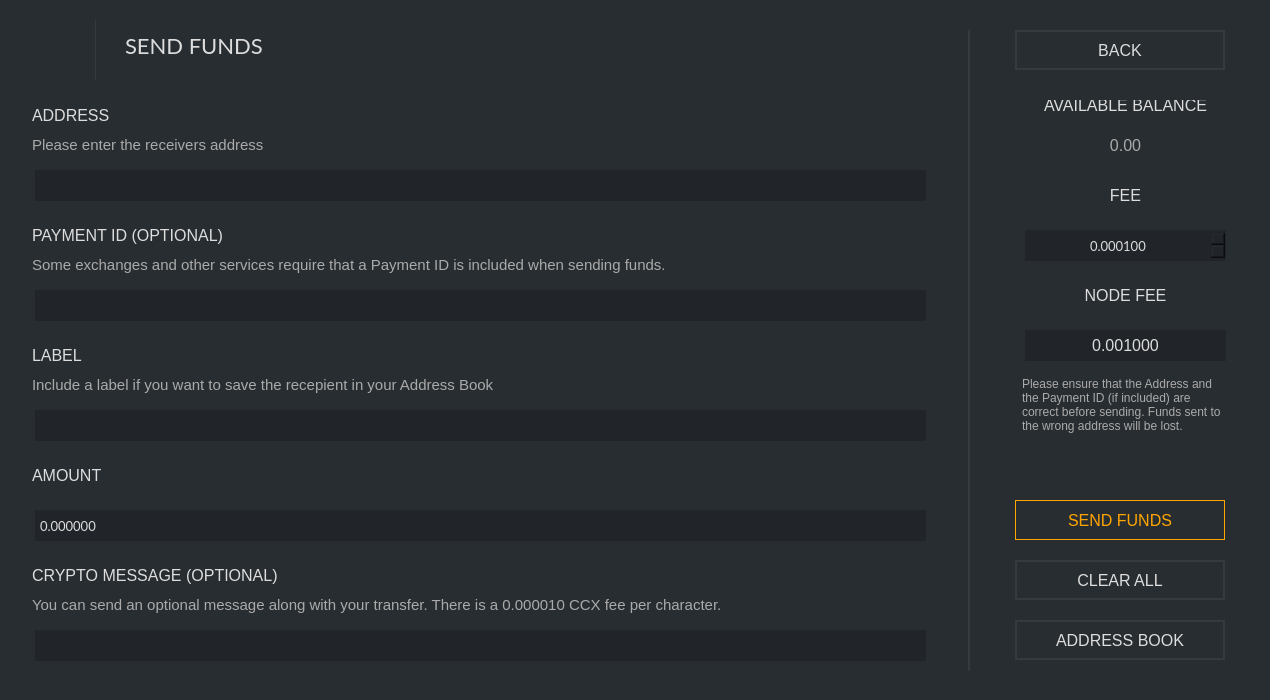
ConcealNetwork/conceal-desktop, file src/gui/ui/sendframe.ui: the form before one commit.
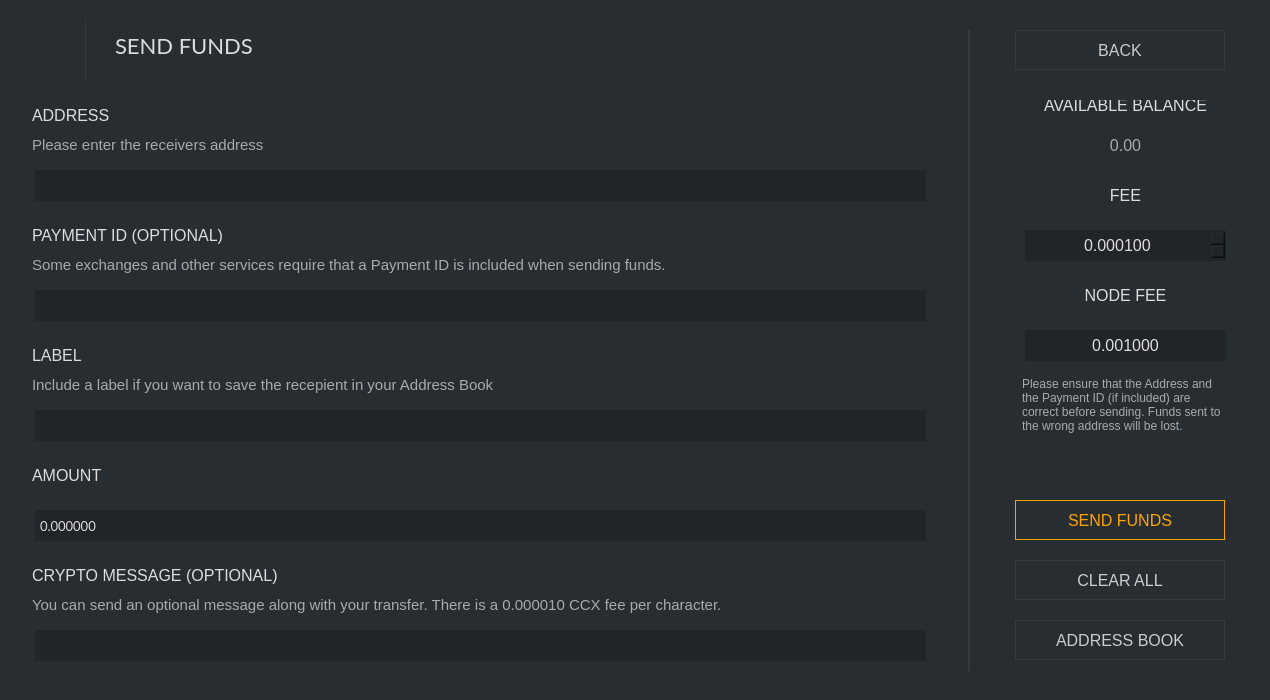
The form after the commit. Icons and pictures are not drawn.

```diff
--- a/src/gui/ui/sendframe.ui
+++ b/src/gui/ui/sendframe.ui
@@ -61,7 +61,7 @@
      <widget class="QLabel" name="sendLabel">
       <property name="geometry">
        <rect>
-        <x>110</x>
+        <x>100</x>
         <y>25</y>
         <width>181</width>
         <height>41</height>
@@ -118,7 +118,9 @@
        </font>
       </property>
       <property name="styleSheet">
-       <string notr="true">color: #ddd; border: 2px solid #343a40; font-size: 16px;</string>
+       <string notr="true">QPushButton#m_backButton {color: #ccc; border: 1px solid #343a40; font-size: 16px; background-color: #21259;}
+
+QPushButton#m_backButton:hover {color: #ddd; border: 2px solid #444; font-size: 16px; background-color: #21259;}</string>
       </property>
       <property name="text">
        <string>BACK</string>
@@ -425,7 +427,9 @@
         </font>
        </property>
        <property name="styleSheet">
-        <string notr="true">color: #ddd; border: 2px solid #343a40; font-size: 16px;</string>
+        <string notr="true">QPushButton#m_clearAllButton {color: #ccc; border: 1px solid #343a40; font-size: 16px; background-color: #21259;}
+
+QPushButton#m_clearAllButton:hover {color: #ddd; border: 2px solid #444; font-size: 16px; background-color: #21259;}</string>
        </property>
        <property name="text">
         <string>CLEAR ALL</string>
@@ -478,12 +482,11 @@
        </property>
        <property name="font">
         <font>
-         <family>Lato</family>
-         <pointsize>10</pointsize>
+         <pointsize>-1</pointsize>
         </font>
        </property>
        <property name="styleSheet">
-        <string notr="true">padding: 3px; border: 0px; background: #212529;</string>
+        <string notr="true">padding: 3px; border: 0px; background: #212529; font-size: 16px;</string>
        </property>
        <property name="alignment">
         <set>Qt::AlignCenter</set>
@@ -580,7 +583,9 @@
         </font>
        </property>
        <property name="styleSheet">
-        <string notr="true">color: #ddd; border: 2px solid #343a40; font-size: 16px;</string>
+        <string notr="true">QPushButton#m_addressBookButton {color: #ccc; border: 1px solid #343a40; font-size: 16px; background-color: #21259;}
+
+QPushButton#m_addressBookButton:hover {color: #ddd; border: 2px solid #444; font-size: 16px; background-color: #21259;}</string>
        </property>
        <property name="text">
         <string>ADDRESS BOOK</string>
@@ -793,7 +798,7 @@
      <widget class="Line" name="logoLine">
       <property name="geometry">
        <rect>
-        <x>80</x>
+        <x>70</x>
         <y>20</y>
         <width>1</width>
         <height>60</height>
@@ -809,7 +814,7 @@
      <widget class="QLabel" name="label_11">
       <property name="geometry">
        <rect>
-        <x>10</x>
+        <x>0</x>
         <y>10</y>
         <width>61</width>
         <height>71</height>
```
Left out of the diff: 4 changed lines with no effect on the pictures.
